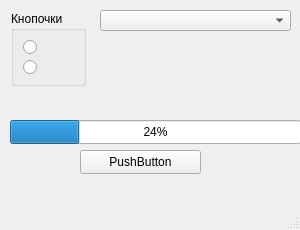
First picture: the form in Qt/QtWidget/QtWidget/mainwindow.ui, repository endless-0x01/origin, before the edit.
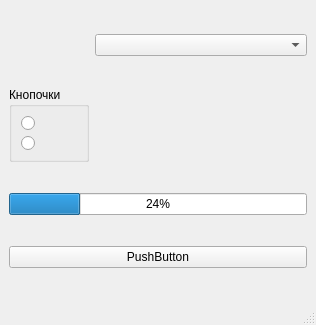
Second picture: the form after the edit.

```diff
--- a/Qt/QtWidget/QtWidget/mainwindow.ui
+++ b/Qt/QtWidget/QtWidget/mainwindow.ui
@@ -6,8 +6,8 @@
    <rect>
     <x>0</x>
     <y>0</y>
-    <width>300</width>
-    <height>230</height>
+    <width>316</width>
+    <height>325</height>
    </rect>
   </property>
   <property name="minimumSize">
@@ -18,32 +18,29 @@
   </property>
   <property name="maximumSize">
    <size>
-    <width>300</width>
-    <height>230</height>
+    <width>600</width>
+    <height>460</height>
    </size>
   </property>
   <property name="windowTitle">
    <string>MainWindow</string>
   </property>
   <widget class="QWidget" name="centralwidget">
+   <layout class="QGridLayout" name="gridLayout">
+    <item row="0" column="1">
+     <widget class="QComboBox" name="comboBox"/>
+    </item>
+    <item row="1" column="0">
    <widget class="QGroupBox" name="gp_stateBar">
-    <property name="geometry">
-     <rect>
-      <x>11</x>
-      <y>11</y>
-      <width>75</width>
-      <height>75</height>
-     </rect>
-    </property>
     <property name="minimumSize">
      <size>
-      <width>75</width>
+        <width>80</width>
       <height>75</height>
      </size>
     </property>
     <property name="maximumSize">
      <size>
-      <width>75</width>
+        <width>80</width>
       <height>75</height>
      </size>
     </property>
@@ -67,42 +64,22 @@
      </item>
     </layout>
    </widget>
-   <widget class="QPushButton" name="pushButton">
-    <property name="geometry">
-     <rect>
-      <x>80</x>
-      <y>150</y>
-      <width>121</width>
-      <height>24</height>
-     </rect>
-    </property>
-    <property name="text">
-     <string>PushButton</string>
-    </property>
-   </widget>
+    </item>
+    <item row="2" column="0" colspan="2">
    <widget class="QProgressBar" name="progressBar">
-    <property name="geometry">
-     <rect>
-      <x>10</x>
-      <y>120</y>
-      <width>291</width>
-      <height>24</height>
-     </rect>
-    </property>
     <property name="value">
      <number>24</number>
     </property>
    </widget>
-   <widget class="QComboBox" name="comboBox">
-    <property name="geometry">
-     <rect>
-      <x>100</x>
-      <y>10</y>
-      <width>191</width>
-      <height>21</height>
-     </rect>
-    </property>
-   </widget>
+    </item>
+    <item row="3" column="0" colspan="2">
+     <widget class="QPushButton" name="pushButton">
+      <property name="text">
+       <string>PushButton</string>
+      </property>
+     </widget>
+    </item>
+   </layout>
   </widget>
   <widget class="QMenuBar" name="menubar">
    <property name="geometry">
```
Left out of the diff: 6 changed lines with no effect on the pictures. Lines whose indentation alone changed are shown as unchanged.
